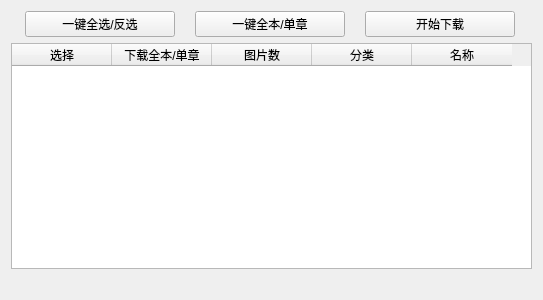
Old version of the form ui/ui_download_all.ui in the repository tonquer/picacg-qt.
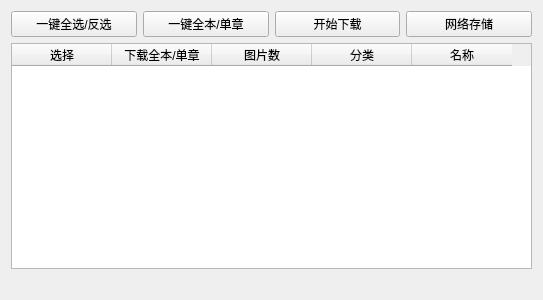
New version of the form. Custom widgets are drawn as their Qt base class.

Patch:
```diff
--- a/ui/ui_download_all.ui
+++ b/ui/ui_download_all.ui
@@ -67,6 +67,19 @@
        </property>
       </widget>
      </item>
+     <item>
+      <widget class="QPushButton" name="uploadButton">
+       <property name="maximumSize">
+        <size>
+         <width>150</width>
+         <height>30</height>
+        </size>
+       </property>
+       <property name="text">
+        <string>网络存储</string>
+       </property>
+      </widget>
+     </item>
     </layout>
    </item>
    <item>
```
